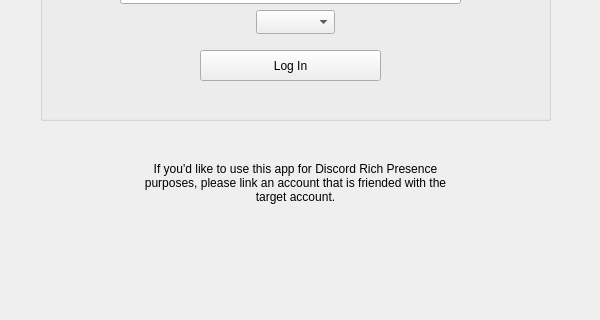
This is client/layout/mainwindow.ui in MCMi460/NSO-RPC as Qt 5 draws it before an edit; both pictures show x 0 to 600 and y 280 to 600 of the 600 by 600 pixel window. The edited form follows.
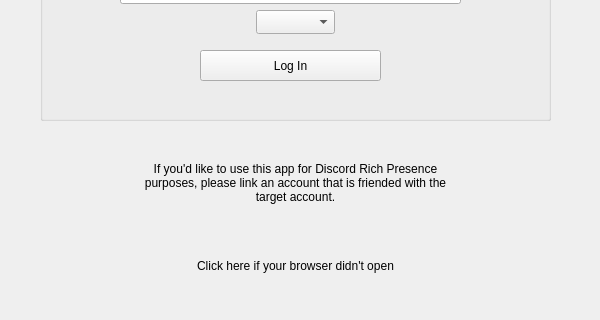
This is the edited form.

The edit to the form file:
```diff
--- a/client/layout/mainwindow.ui
+++ b/client/layout/mainwindow.ui
@@ -132,6 +132,28 @@
       <bool>true</bool>
      </property>
     </widget>
+    <widget class="QLabel" name="label_22">
+     <property name="geometry">
+      <rect>
+       <x>170</x>
+       <y>530</y>
+       <width>251</width>
+       <height>31</height>
+      </rect>
+     </property>
+     <property name="text">
+      <string>Click here if your browser didn't open</string>
+     </property>
+     <property name="alignment">
+      <set>Qt::AlignCenter</set>
+     </property>
+     <property name="wordWrap">
+      <bool>true</bool>
+     </property>
+     <property name="openExternalLinks">
+      <bool>true</bool>
+     </property>
+    </widget>
    </widget>
    <widget class="QWidget" name="home">
     <widget class="QGroupBox" name="groupBox_6">
```
